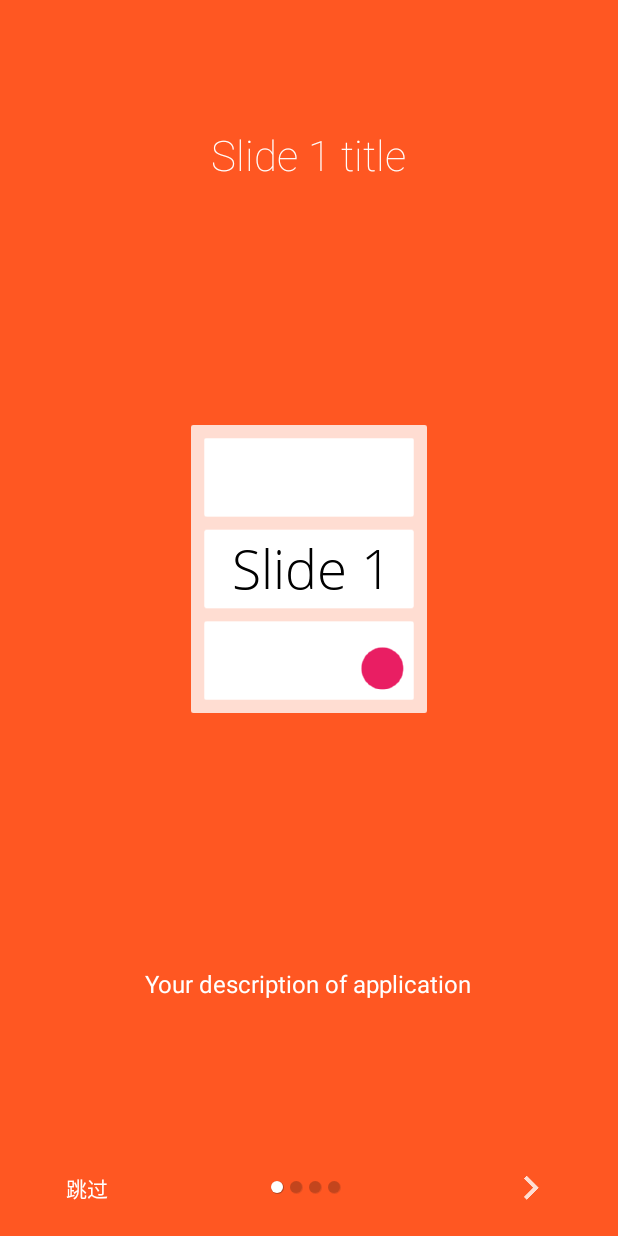
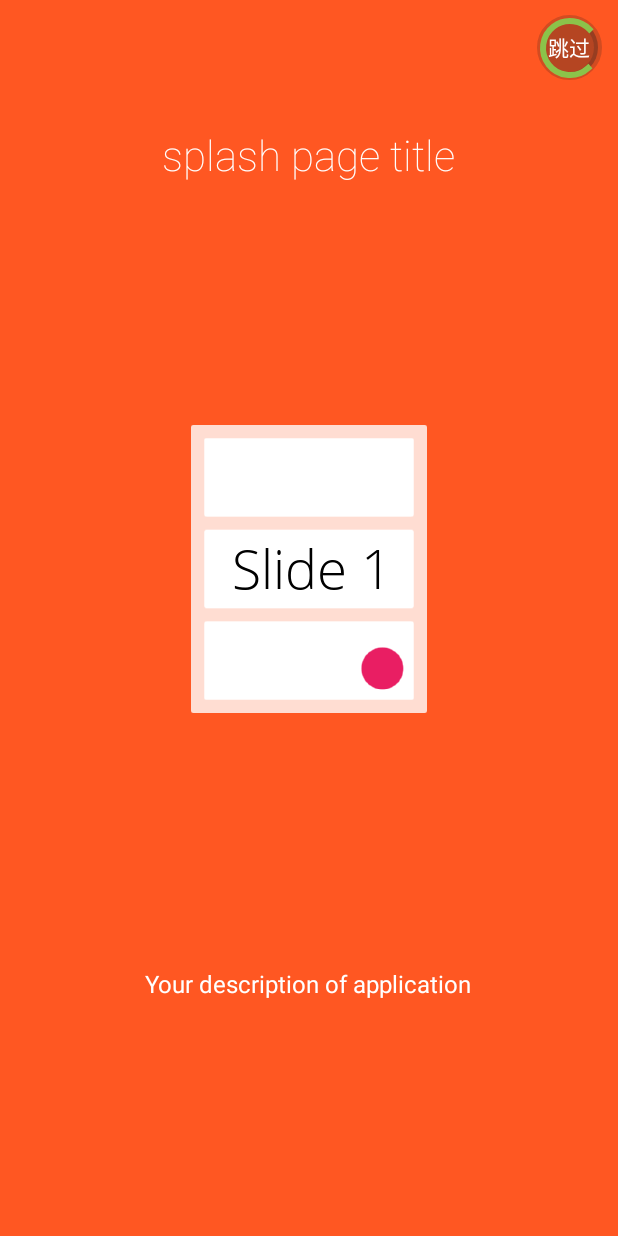
Before and after one commit to zkywalker/zky, an Android app: the first screen one second after launch (DefaultIntroActivity before the commit, SplashActivity after it), on a phone screen of 412 x 824 dp. Run offline under Robolectric (Android 15) with nearby library versions, the phone set to English and light mode, and no system bars.

Commit message:
splash activity

```diff
--- a/app/src/main/java/org/zky/zky/activities/Introduction/DefaultIntroActivity.java
+++ b/app/src/main/java/org/zky/zky/activities/introduction/DefaultIntroActivity.java
@@ -1,4 +1,4 @@
-package org.zky.zky.activities.Introduction;
+package org.zky.zky.activities.introduction;
 
 import android.content.Intent;
 import android.os.Bundle;
--- a/app/src/main/java/org/zky/zky/activities/Introduction/IntroductionActivity.java
+++ b/app/src/main/java/org/zky/zky/activities/introduction/IntroductionActivity.java
@@ -1,4 +1,4 @@
-package org.zky.zky.activities.Introduction;
+package org.zky.zky.activities.introduction;
 
 import android.support.annotation.NonNull;
 import android.support.v4.app.Fragment;
@@ -19,6 +19,9 @@ import org.zky.zky.widget.Indicator.IndicatorControllerImpl;
 import java.util.ArrayList;
 import java.util.List;
 
+/**
+ *介绍页面的基类
+ * */
 public abstract class IntroductionActivity extends AppCompatActivity implements View.OnClickListener {
 
     private ViewPager vp_slide;
@@ -33,7 +36,7 @@ public abstract class IntroductionActivity extends AppCompatActivity implements
 
     private IndicatorController controller;
 
-   private boolean showButton = true;
+    private boolean showButton = true;
 
     @Override
     protected void onCreate(Bundle savedInstanceState) {
@@ -41,13 +44,13 @@ public abstract class IntroductionActivity extends AppCompatActivity implements
         requestWindowFeature(Window.FEATURE_NO_TITLE);
         super.onCreate(savedInstanceState);
         //设置全屏
-        getWindow().setFlags(WindowManager.LayoutParams.FLAG_FULLSCREEN,WindowManager.LayoutParams.FLAG_FULLSCREEN);
+        getWindow().setFlags(WindowManager.LayoutParams.FLAG_FULLSCREEN, WindowManager.LayoutParams.FLAG_FULLSCREEN);
 
         setContentView(R.layout.activity_introduction);
         initView(savedInstanceState);
     }
 
-    private   void initView(Bundle savedInstanceState){
+    private void initView(Bundle savedInstanceState) {
         final Button btn_skip = (Button) findViewById(R.id.btn_skip);
         final Button btn_done = (Button) findViewById(R.id.btn_done);
         final ImageButton btn_next = (ImageButton) findViewById(R.id.ib_next);
@@ -58,7 +61,7 @@ public abstract class IntroductionActivity extends AppCompatActivity implements
         btn_next.setOnClickListener(this);
 
         vp_slide = (ViewPager) findViewById(R.id.vp_slide);
-        adapter = new PagerAdapter(this.getSupportFragmentManager(),fragments);
+        adapter = new PagerAdapter(this.getSupportFragmentManager(), fragments);
         vp_slide.setAdapter(adapter);
         vp_slide.addOnPageChangeListener(new ViewPager.OnPageChangeListener() {
             @Override
@@ -68,15 +71,15 @@ public abstract class IntroductionActivity extends AppCompatActivity implements
 
             @Override
             public void onPageSelected(int position) {
-                if (slideCount>1)
+                if (slideCount > 1)
                     controller.selectPosition(position);
                 //当滑到最后一页时
-                if (showButton){
-                    if (position ==slideCount-1){
+                if (showButton) {
+                    if (position == slideCount - 1) {
                         btn_skip.setVisibility(View.GONE);
                         btn_next.setVisibility(View.GONE);
                         btn_done.setVisibility(View.VISIBLE);
-                    }else {
+                    } else {
                         btn_skip.setVisibility(View.VISIBLE);
                         btn_next.setVisibility(View.VISIBLE);
                         btn_done.setVisibility(View.GONE);
@@ -94,20 +97,20 @@ public abstract class IntroductionActivity extends AppCompatActivity implements
         init(savedInstanceState);
         slideCount = fragments.size();
         //只有一个slide时
-        if (slideCount ==1&&showButton){
+        if (slideCount == 1 && showButton) {
             btn_next.setVisibility(View.GONE);
             btn_done.setVisibility(View.VISIBLE);
             btn_skip.setVisibility(View.GONE);
-        }else {
+        } else {
             initIndicator();
         }
 
         //是否显示按钮
-        if (showButton){
+        if (showButton) {
             btn_next.setVisibility(View.VISIBLE);
             btn_done.setVisibility(View.GONE);
             btn_skip.setVisibility(View.VISIBLE);
-        }else {
+        } else {
             btn_next.setVisibility(View.GONE);
             btn_done.setVisibility(View.GONE);
             btn_skip.setVisibility(View.GONE);
@@ -116,34 +119,38 @@ public abstract class IntroductionActivity extends AppCompatActivity implements
 
     }
 
-    private   void initIndicator(){
-        if (controller ==null){
+    private void initIndicator() {
+        if (controller == null) {
             controller = new IndicatorControllerImpl();
         }
         container.addView(controller.newInstance(this));
         controller.initialize(slideCount);
-    };
+    }
 
-    public void setCustomIndicator(IndicatorController controller){
+    ;
+
+    public void setCustomIndicator(IndicatorController controller) {
         this.controller = controller;
     }
 
-    public void setShowButton(boolean show){
+    public void setShowButton(boolean show) {
         showButton = show;
     }
 
-    public void addSlide(@NonNull Fragment fragment){
+    public void addSlide(@NonNull Fragment fragment) {
         fragments.add(fragment);
         adapter.notifyDataSetChanged();
     }
 
     abstract void init(Bundle saveInstanceState);
+
     abstract void onSkip();
+
     abstract void onDone();
 
     @Override
     public void onClick(View v) {
-        switch (v.getId()){
+        switch (v.getId()) {
             case R.id.btn_skip:
                 onSkip();
                 break;
@@ -152,7 +159,7 @@ public abstract class IntroductionActivity extends AppCompatActivity implements
                 break;
             case R.id.ib_next:
                 //圆滑切换
-                vp_slide.setCurrentItem(vp_slide.getCurrentItem()+1,true);
+                vp_slide.setCurrentItem(vp_slide.getCurrentItem() + 1, true);
                 break;
         }
     }
--- a/app/src/main/java/org/zky/zky/activities/Introduction/PagerAdapter.java
+++ b/app/src/main/java/org/zky/zky/activities/introduction/PagerAdapter.java
@@ -1,4 +1,4 @@
-package org.zky.zky.activities.Introduction;
+package org.zky.zky.activities.introduction;
 
 import android.support.annotation.NonNull;
 import android.support.v4.app.Fragment;
--- a/app/src/main/java/org/zky/zky/activities/Introduction/SampleSlide.java
+++ b/app/src/main/java/org/zky/zky/activities/introduction/SampleSlide.java
@@ -1,4 +1,4 @@
-package org.zky.zky.activities.Introduction;
+package org.zky.zky.activities.introduction;
 
 import android.os.Bundle;
 import android.support.annotation.Nullable;
--- /dev/null
+++ b/app/src/main/java/org/zky/zky/activities/splash/SplashActivity.java
@@ -0,0 +1,42 @@
+package org.zky.zky.activities.splash;
+
+import android.content.Intent;
+import android.support.v7.app.AppCompatActivity;
+import android.os.Bundle;
+import android.view.View;
+import android.view.Window;
+import android.view.WindowManager;
+import android.widget.FrameLayout;
+
+import org.zky.zky.MainActivity;
+import org.zky.zky.R;
+import org.zky.zky.widget.Indicator.TimeIndicatorController;
+import org.zky.zky.widget.Indicator.TimeIndicatorControllerImpl;
+
+public class SplashActivity extends AppCompatActivity {
+
+    @Override
+    protected void onCreate(Bundle savedInstanceState) {
+        requestWindowFeature(Window.FEATURE_NO_TITLE);
+        super.onCreate(savedInstanceState);
+        getWindow().setFlags(WindowManager.LayoutParams.FLAG_FULLSCREEN,WindowManager.LayoutParams.FLAG_FULLSCREEN);
+        setContentView(R.layout.activity_splash);
+
+        FrameLayout indicator_container = (FrameLayout) findViewById(R.id.fl_indicator_container);
+        TimeIndicatorController controller = new TimeIndicatorControllerImpl();
+        indicator_container.addView(controller.newInstance(this));
+        controller.initialize(5900);
+        controller.start();
+        controller.setOnCountDownListener(new TimeIndicatorControllerImpl.OnCountDownListener() {
+            @Override
+            public void onTick() {
+
+            }
+
+            @Override
+            public void onFinish() {
+                startActivity(new Intent(SplashActivity.this, MainActivity.class));
+            }
+        });
+    }
+}
--- a/app/src/main/java/org/zky/zky/widget/Indicator/TimeIndicatorController.java
+++ b/app/src/main/java/org/zky/zky/widget/Indicator/TimeIndicatorController.java
@@ -13,4 +13,5 @@ public interface TimeIndicatorController {
     View newInstance(@NonNull Context context);
     void initialize(long count);
     void start();
+    void setOnCountDownListener(TimeIndicatorControllerImpl.OnCountDownListener listener);
 }
--- a/app/src/main/java/org/zky/zky/widget/Indicator/TimeIndicatorControllerImpl.java
+++ b/app/src/main/java/org/zky/zky/widget/Indicator/TimeIndicatorControllerImpl.java
@@ -3,6 +3,7 @@ package org.zky.zky.widget.Indicator;
 import android.content.Context;
 import android.os.CountDownTimer;
 import android.support.annotation.NonNull;
+import android.util.Log;
 import android.view.View;
 import android.widget.ProgressBar;
 import android.widget.TextView;
@@ -15,15 +16,16 @@ import org.zky.zky.R;
  */
 
 public class TimeIndicatorControllerImpl implements TimeIndicatorController {
+    private static final String TAG = "TimeIndicatorController";
     private TextView tv_skip;
 
     private ProgressBar pb;
 
-    private float mills;
-
     private CountDownTimer timer;
 
     private OnCountDownListener listener;
+
+    private long millis;
 
     @Override
     public View newInstance(@NonNull Context context) {
@@ -35,13 +37,14 @@ public class TimeIndicatorControllerImpl implements TimeIndicatorController {
 
     @Override
     public void initialize(long countMillis) {
-        pb.setMax((int) countMillis);
+        millis = countMillis;
+//        pb.setMax((int) countMillis);
         if (timer==null){
             timer = new CountDownTimer(countMillis,1000) {
                 @Override
                 public void onTick(long millisUntilFinished) {
-                    pb.setProgress((int) millisUntilFinished);
-
+                    pb.setProgress((int) ((millis -millisUntilFinished)/millis*100));
+                    Log.e(TAG, "onTick: "+millisUntilFinished);
                     if (listener!=null)
                         listener.onTick();
                 }
@@ -61,11 +64,12 @@ public class TimeIndicatorControllerImpl implements TimeIndicatorController {
             timer.start();
     }
 
+    @Override
     public void setOnCountDownListener(OnCountDownListener listener){
         this.listener = listener;
     }
 
-    interface OnCountDownListener{
+    public interface OnCountDownListener{
         void onTick();
         void onFinish();
     }
--- /dev/null
+++ b/app/src/main/res/layout/activity_splash.xml
@@ -0,0 +1,65 @@
+<?xml version="1.0" encoding="utf-8"?>
+<FrameLayout xmlns:android="http://schemas.android.com/apk/res/android"
+    android:id="@+id/activity_splash"
+    android:layout_width="match_parent"
+    android:layout_height="match_parent"
+    >
+    <LinearLayout
+        android:orientation="vertical"
+        android:layout_width="match_parent"
+        android:layout_height="match_parent"
+        android:background="@color/five"
+        android:id="@+id/main">
+
+        <TextView
+            android:layout_width="wrap_content"
+            android:layout_height="0dp"
+            android:layout_gravity="center"
+            android:gravity="center"
+            android:paddingLeft="32dp"
+            android:layout_weight="3"
+            android:fontFamily="sans-serif-thin"
+            android:textColor="#ffffff"
+            android:paddingRight="32dp"
+            android:textSize="28sp"
+            android:text="splash page title" />
+
+        <LinearLayout
+            android:layout_width="fill_parent"
+            android:layout_height="0dp"
+            android:orientation="vertical"
+            android:gravity="center"
+            android:layout_weight="5">
+
+            <ImageView
+                android:layout_width="wrap_content"
+                android:layout_height="wrap_content"
+                android:layout_gravity="center"
+                android:paddingLeft="16dp"
+                android:paddingRight="16dp"
+                android:src="@drawable/ic_slide1" />
+        </LinearLayout>
+
+        <TextView
+            android:layout_width="wrap_content"
+            android:layout_height="0dp"
+            android:layout_weight="3"
+            android:layout_gravity="center"
+            android:gravity="center"
+            android:textColor="#ffffff"
+            android:paddingLeft="64dp"
+            android:paddingRight="64dp"
+            android:textSize="16sp"
+            android:text="Your description of application" />
+
+        <TextView
+            android:layout_width="match_parent"
+            android:layout_height="64dp" />
+    </LinearLayout>
+    <FrameLayout
+        android:layout_gravity="right"
+        android:id="@+id/fl_indicator_container"
+        android:layout_margin="8dp"
+        android:layout_width="48dp"
+        android:layout_height="48dp"/>
+</FrameLayout>
```
Also changed, not shown: app/src/main/AndroidManifest.xml (+11 -8 lines).
